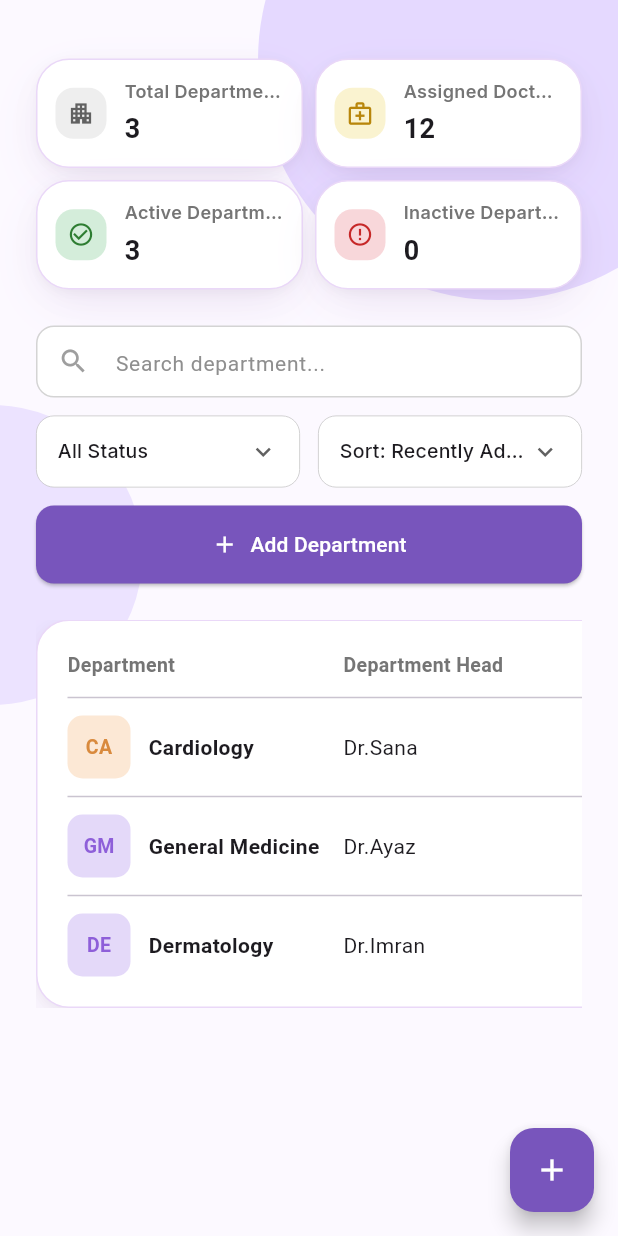
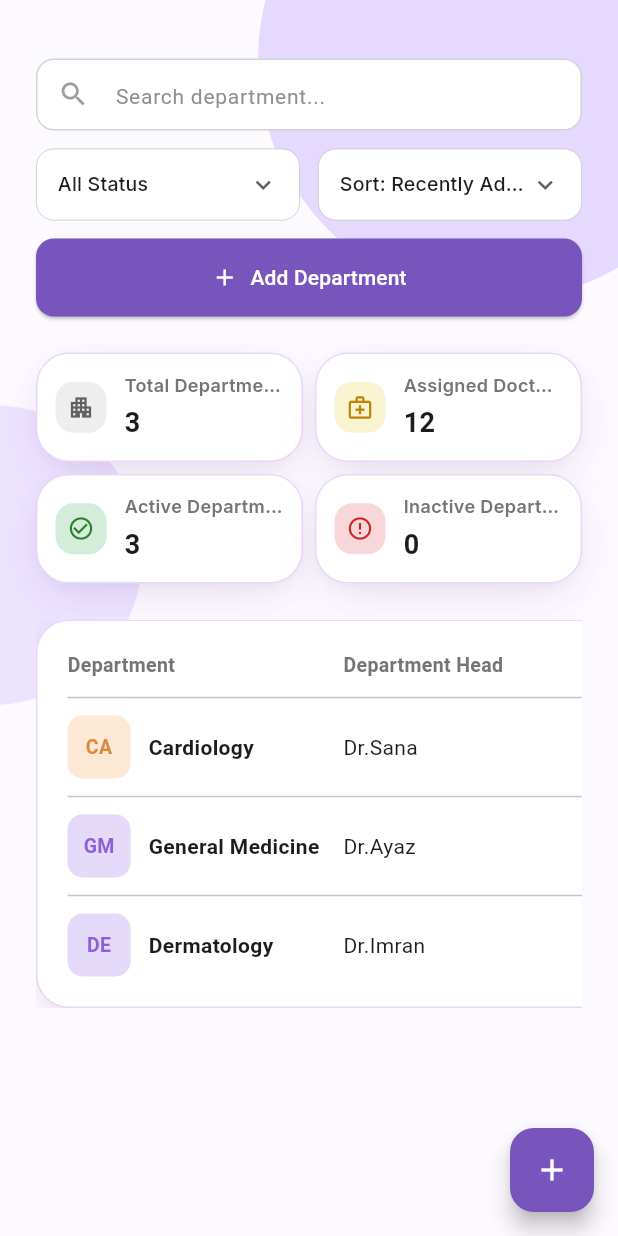
Before and after one commit to Aqashagul/HospitalQueueManagementSystem_FYP, a Flutter app: the DepartmentManagementPage screen opened directly, on a phone screen of 412 x 824 dp. Run offline on Flutter 3.47's test engine with Material 3 defaults, Android fonts, the phone set to English and light mode, and no system bars; our stand-ins replace fl_chart, google_fonts, image_picker, lottie, pin_code_fields; missing offline and left inert: mobile_scanner.

Commit message:
Updated project

```diff
--- a/lib/screens/department_management_page.dart
+++ b/lib/screens/department_management_page.dart
@@ -231,6 +231,11 @@ class _DepartmentManagementPageState extends State<DepartmentManagementPage> {
                     ] else
                       const SizedBox(height: 15),
 
+ // Search bar, status filter, sort dropdown, and add-department button
+                    _buildToolbar(isMobile: isMobile),
+                    const SizedBox(height: 24),
+
+
                     // Summary stat cards: total, assigned doctors, active, inactive
                     _buildStatCardsSection(
                       isMobile: isMobile,
@@ -241,9 +246,7 @@ class _DepartmentManagementPageState extends State<DepartmentManagementPage> {
                     ),
                     const SizedBox(height: 24),
 
-                    // Search bar, status filter, sort dropdown, and add-department button
-                    _buildToolbar(isMobile: isMobile),
-                    const SizedBox(height: 24),
+
 
                     // Department records table
                     _buildTable(departments, isMobile: isMobile),
@@ -273,10 +276,12 @@ class _DepartmentManagementPageState extends State<DepartmentManagementPage> {
     required int activeCount,
     required int inactiveCount,
   }) {
+
  final cardPadding = isMobile ? const EdgeInsets.all(12) : const EdgeInsets.all(18);
 final cardIconPadding = isMobile ? 8.0 : 12.0;
 final cardIconSize = isMobile ? 18.0 : 22.0;
 final cardValueFontSize = isMobile ? 18.0 : 22.0;
+//final cardLabelFontSize = isMobile ? 10.0 : null;
 
     final card1 = StatCard(
       icon: Icons.apartment_outlined,
@@ -288,6 +293,7 @@ class _DepartmentManagementPageState extends State<DepartmentManagementPage> {
       iconContainerPadding: cardIconPadding,
       iconSize: cardIconSize,
       valueFontSize: cardValueFontSize,
+     // labelFontSize: cardLabelFontSize,
     );
     final card2 = StatCard(
       icon: Icons.medical_services_outlined,
@@ -299,6 +305,7 @@ class _DepartmentManagementPageState extends State<DepartmentManagementPage> {
       iconContainerPadding: cardIconPadding,
       iconSize: cardIconSize,
       valueFontSize: cardValueFontSize,
+     // labelFontSize: cardLabelFontSize,
     );
     final card3 = StatCard(
       icon: Icons.check_circle_outline,
@@ -310,6 +317,7 @@ class _DepartmentManagementPageState extends State<DepartmentManagementPage> {
       iconContainerPadding: cardIconPadding,
       iconSize: cardIconSize,
       valueFontSize: cardValueFontSize,
+     // labelFontSize: cardLabelFontSize,
     );
     final card4 = StatCard(
       icon: Icons.error_outline,
@@ -321,7 +329,9 @@ class _DepartmentManagementPageState extends State<DepartmentManagementPage> {
       iconContainerPadding: cardIconPadding,
       iconSize: cardIconSize,
       valueFontSize: cardValueFontSize,
+      //labelFontSize: cardLabelFontSize,
     );
+
 
 if (isMobile) {
   return Column(
@@ -344,6 +354,7 @@ class _DepartmentManagementPageState extends State<DepartmentManagementPage> {
     ],
   );
 }
+
 
     return Row(
       children: [
--- a/lib/screens/doctor_management_page.dart
+++ b/lib/screens/doctor_management_page.dart
@@ -299,6 +299,10 @@ class _DoctorManagementPageState extends State<DoctorManagementPage> {
                     ] else
                       const SizedBox(height: 15),
 
+ // Search bar, department/availability filters, and add-doctor button
+                    _buildToolbar(isMobile: isMobile),
+                    const SizedBox(height: 24),
+
                     // Summary stat cards: total, available, unavailable, free
                     _buildStatCardsSection(
                       isMobile: isMobile,
@@ -309,9 +313,7 @@ class _DoctorManagementPageState extends State<DoctorManagementPage> {
                     ),
                     const SizedBox(height: 24),
 
-                    // Search bar, department/availability filters, and add-doctor button
-                    _buildToolbar(isMobile: isMobile),
-                    const SizedBox(height: 24),
+
 
                     // Doctor records table
                     _buildTable(filteredDoctors, isMobile: isMobile),
--- a/lib/screens/patient_management_page.dart
+++ b/lib/screens/patient_management_page.dart
@@ -281,6 +281,11 @@ class _PatientManagementPageState extends State<PatientManagementPage> {
                     ] else
                       const SizedBox(height: 15),
 
+
+                       // Search bar, department/status filters, and add-patient button
+                    _buildToolbar(isMobile: isMobile, departmentOptions: departmentOptions),
+                    const SizedBox(height: 24),
+
                     // Summary stat cards: total, waiting, in consultation, completed
                     // — always computed from the full unfiltered list.
                     _buildStatCardsSection(
@@ -292,9 +297,7 @@ class _PatientManagementPageState extends State<PatientManagementPage> {
                     ),
                     const SizedBox(height: 24),
 
-                    // Search bar, department/status filters, and add-patient button
-                    _buildToolbar(isMobile: isMobile, departmentOptions: departmentOptions),
-                    const SizedBox(height: 24),
+
 
                     // Patient records table
                     _buildTable(patients, isMobile: isMobile),
--- a/lib/widgets/generic_p.dart/shared_widgets.dart
+++ b/lib/widgets/generic_p.dart/shared_widgets.dart
@@ -13,6 +13,7 @@ class StatCard extends StatelessWidget {
   final double iconContainerPadding;
   final double iconSize;
   final double valueFontSize;
+  final double? labelFontSize;
 
   const StatCard({
     super.key,
@@ -25,6 +26,7 @@ class StatCard extends StatelessWidget {
     this.iconContainerPadding = 12,
     this.iconSize = 22,
     this.valueFontSize = 22,
+    this.labelFontSize,
   });
 
   @override
@@ -47,7 +49,13 @@ class StatCard extends StatelessWidget {
             child: Column(
               crossAxisAlignment: CrossAxisAlignment.start,
               children: [
-                Text(label, style: AppTypography.upperCaseText, overflow: TextOverflow.ellipsis),
+             Text(
+  label,
+  style: labelFontSize != null
+      ? AppTypography.upperCaseText.copyWith(fontSize: labelFontSize)
+      : AppTypography.upperCaseText,
+  overflow: TextOverflow.ellipsis,
+),
                 const SizedBox(height: 4),
                 Text(value, style: TextStyle(fontSize: valueFontSize, fontWeight: FontWeight.bold)),
               ],
```
Lines whose indentation alone changed are shown as unchanged.
